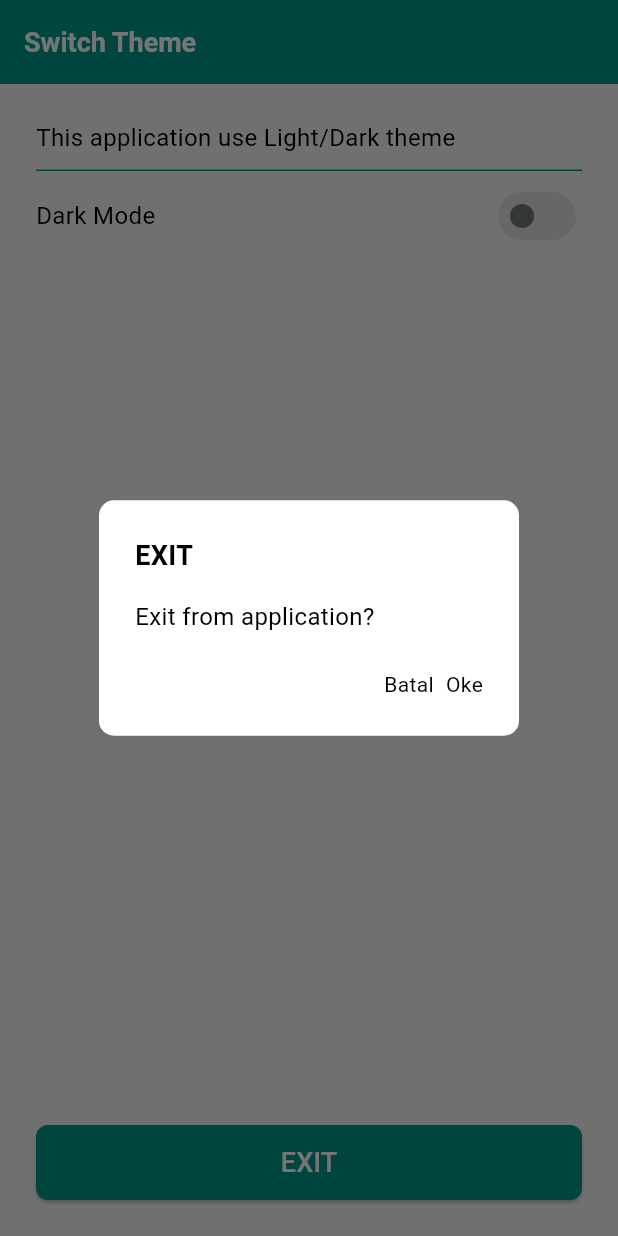
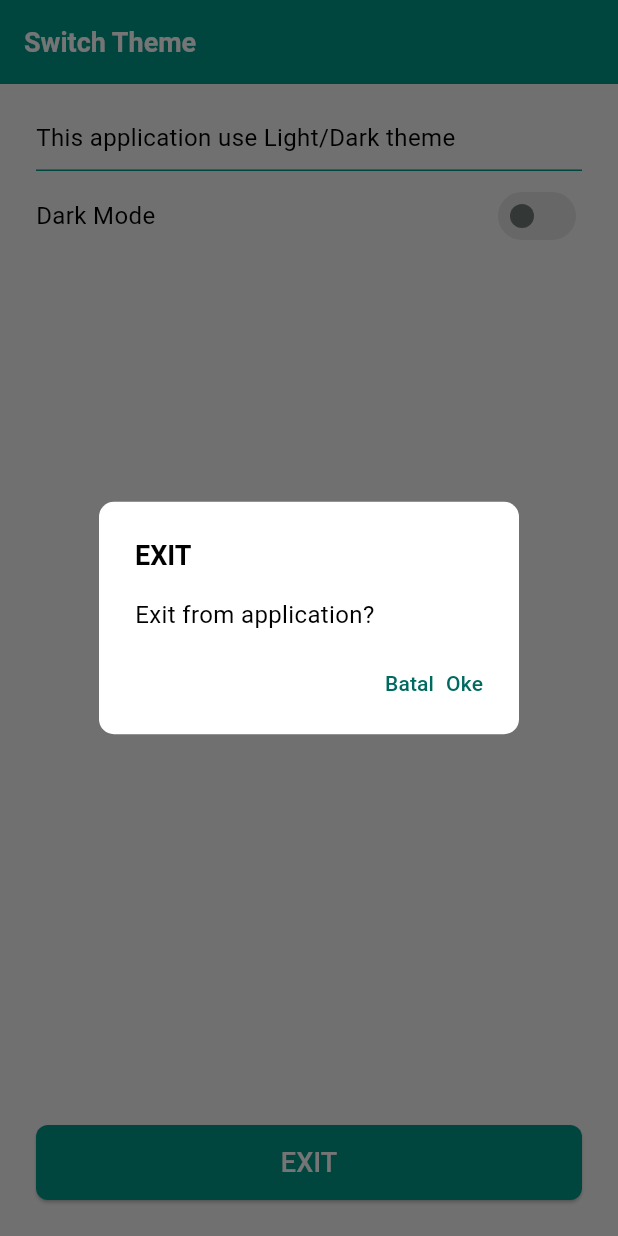
Before and after one commit to yoesuv/Flutter-Switch-Theme, a Flutter app: the screen it shows after launch, after a tap on "EXIT", on a phone screen of 412 x 824 dp. Run offline on Flutter 3.47's test engine with Material 3 defaults, Android fonts, the phone set to English and light mode, and no system bars; our stand-ins replace equatable, flutter_bloc, shared_preferences.

Commit message:
:hammer: refactor text style

```diff
--- a/lib/src/menu/home_screen.dart
+++ b/lib/src/menu/home_screen.dart
@@ -4,7 +4,7 @@ import 'package:flutter_switch_theme/src/menu/show_dialog_exit.dart';
 import 'package:flutter_switch_theme/src/my_app_bloc.dart';
 import 'package:flutter_switch_theme/src/my_app_event.dart';
 import 'package:flutter_switch_theme/src/my_app_state.dart';
-import 'package:flutter_switch_theme/src/widgets/my_app_textview.dart';
+
 
 class HomeScreen extends StatefulWidget {
   const HomeScreen({super.key});
@@ -45,7 +45,7 @@ class _HomeScreenState extends State<HomeScreen> {
             mainAxisSize: MainAxisSize.min,
             crossAxisAlignment: CrossAxisAlignment.start,
             children: [
-              const MyAppTextView(
+              const Text(
                 'This application use Light/Dark theme',
                 style: TextStyle(fontSize: 16),
               ),
@@ -56,7 +56,7 @@ class _HomeScreenState extends State<HomeScreen> {
                 mainAxisSize: MainAxisSize.max,
                 mainAxisAlignment: MainAxisAlignment.spaceBetween,
                 children: [
-                  const MyAppTextView(
+                  const Text(
                     'Dark Mode',
                     style: TextStyle(fontSize: 16),
                   ),
--- a/lib/src/menu/show_dialog_exit.dart
+++ b/lib/src/menu/show_dialog_exit.dart
@@ -2,7 +2,7 @@ import 'dart:io';
 
 import 'package:flutter/material.dart';
 import 'package:flutter/services.dart';
-import 'package:flutter_switch_theme/src/widgets/my_app_textview.dart';
+
 
 class ShowDialogExit extends StatelessWidget {
   const ShowDialogExit({super.key});
@@ -16,14 +16,14 @@ class ShowDialogExit extends StatelessWidget {
       shape: const RoundedRectangleBorder(
         borderRadius: BorderRadius.all(Radius.circular(10)),
       ),
-      title: const MyAppTextView(
+      title: const Text(
         'EXIT',
         style: TextStyle(
           fontSize: 18,
           fontWeight: FontWeight.bold,
         ),
       ),
-      content: const MyAppTextView(
+      content: const Text(
         'Exit from application?',
         style: TextStyle(
           fontSize: 16,
@@ -39,7 +39,7 @@ class ShowDialogExit extends StatelessWidget {
           onPressed: () {
             Navigator.pop(context);
           },
-          child: const MyAppTextView(
+          child: const Text(
             'Batal',
             style: TextStyle(
               fontSize: 14,
@@ -60,7 +60,7 @@ class ShowDialogExit extends StatelessWidget {
               exit(0);
             }
           },
-          child: const MyAppTextView(
+          child: const Text(
             'Oke',
             style: TextStyle(
               fontSize: 14,
--- a/lib/src/my_app.dart
+++ b/lib/src/my_app.dart
@@ -17,13 +17,23 @@ class MyApp extends StatelessWidget {
       ],
       child: BlocBuilder<MyAppBloc, MyAppState>(
         buildWhen: (prev, current) => prev.isDark != current.isDark,
-        builder: (context, state) => MaterialApp(
+        builder: (context, state) {
+          final brightness = state.isDark ? Brightness.dark : Brightness.light;
+          final colorScheme = ColorScheme.fromSeed(
+            seedColor: Colors.teal,
+            brightness: brightness,
+          );
+          final Color textColor = state.isDark ? Colors.white : Colors.black;
+
+          return MaterialApp(
             title: 'Flutter Switch Theme',
             theme: state.themeData.copyWith(
-            brightness: state.isDark ? Brightness.dark : Brightness.light,
-            colorScheme: ColorScheme.fromSeed(
-              seedColor: Colors.teal,
-              brightness: state.isDark ? Brightness.dark : Brightness.light,
+              brightness: brightness,
+              colorScheme: colorScheme,
+              // Ensure text colors follow the active ColorScheme for both light/dark
+              textTheme: state.themeData.textTheme.apply(
+                bodyColor: textColor,
+                displayColor: textColor,
               ),
               scaffoldBackgroundColor: state.isDark
                   ? Colors.grey[900]
@@ -38,7 +48,8 @@ class MyApp extends StatelessWidget {
               ),
             ),
             onGenerateRoute: AppRoute.routes,
-        ),
+          );
+        },
       ),
     );
   }
--- a/lib/src/widgets/my_app_textview.dart
+++ /dev/null
@@ -1,64 +0,0 @@
-import 'package:flutter/material.dart';
-
-/// A customizable text widget that adapts to the app's theme and supports common text properties.
-class MyAppTextView extends StatelessWidget {
-  const MyAppTextView(
-    this.text, {
-    super.key,
-    this.style,
-    this.textAlign,
-    this.maxLines,
-    this.overflow,
-    this.semanticsLabel,
-    this.defaultText = '',
-  });
-
-  /// The text to display. If null, [defaultText] is used.
-  final String? text;
-
-  /// Custom text style to apply. Merges with the theme's default style if provided.
-  final TextStyle? style;
-
-  /// How the text should be aligned horizontally.
-  final TextAlign? textAlign;
-
-  /// The maximum number of lines for the text to span.
-  final int? maxLines;
-
-  /// How visual overflow should be handled.
-  final TextOverflow? overflow;
-
-  /// Optional semantics label for accessibility.
-  final String? semanticsLabel;
-
-  /// Text to display if [text] is null. Defaults to an empty string.
-  final String defaultText;
-
-  @override
-  Widget build(BuildContext context) {
-    final theme = Theme.of(context);
-    final isDarkMode = theme.brightness == Brightness.dark;
-
-    // Use theme's onSurface color for better theme compatibility
-    final defaultColor = isDarkMode ? Colors.white : Colors.black;
-
-    // Merge provided style with theme's default text style
-    final effectiveStyle =
-        theme.textTheme.bodyMedium
-            ?.merge(style)
-            .copyWith(color: style?.color ?? defaultColor) ??
-        TextStyle(color: defaultColor);
-
-    return Text(
-      text ?? defaultText,
-      style: effectiveStyle,
-      textAlign: textAlign,
-      maxLines: maxLines,
-      overflow: overflow,
-      semanticsLabel: semanticsLabel,
-      textScaler: MediaQuery.textScalerOf(
-        context,
-      ), // Respect user font size settings
-    );
-  }
-}
```
Lines whose indentation alone changed are shown as unchanged.
